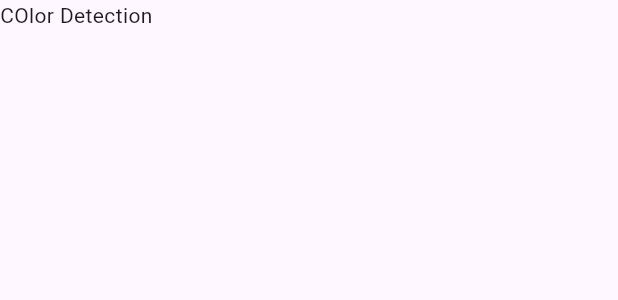
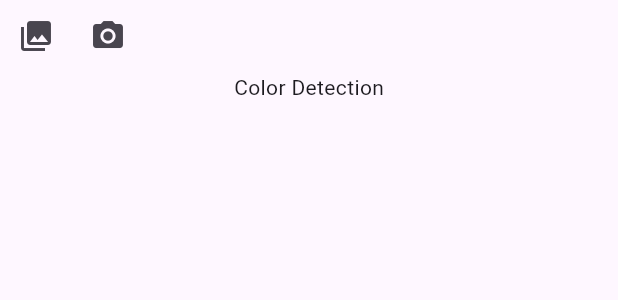
Before and after one commit to Kruthardh11/Flutter-begin, a Flutter app: the ColorIdentifier widget shown alone on an empty page, opened directly, on a phone screen of 412 x 824 dp. Shown: the top 300 px of the screen. Run offline on Flutter 3.47's test engine with Material 2 defaults, Android fonts, the phone set to English and light mode, and no system bars; our stand-ins replace cloud_firestore, connectivity_plus, firebase_core, firebase_storage, geolocator, google_maps_flutter and 5 more; missing offline and left inert: flutter_barcode_scanner, google_ml_kit, tflite; accounts and stored records are empty; project files that could hold a hidden picture were left out.

Commit message:
Color identifier

```diff
--- a/lib/Google lens clone/color_identifier.dart
+++ b/lib/Google lens clone/color_identifier.dart
@@ -1,37 +1,123 @@
 import 'dart:io';
-
+import 'package:tflite/tflite.dart';
 import 'package:flutter/material.dart';
 import 'package:image_picker/image_picker.dart';
 
 class ColorIdentifier extends StatefulWidget {
-  const ColorIdentifier({super.key});
+  const ColorIdentifier({Key? key}) : super(key: key);
 
   @override
-  State<ColorIdentifier> createState() => _ColorIdentifierState();
+  _ColorIdentifierState createState() => _ColorIdentifierState();
 }
 
 class _ColorIdentifierState extends State<ColorIdentifier> {
-  bool _hasRunmodel = false;
   File? _image;
   List? _result;
-  final _picker = ImagePicker();
+  bool _hasRunModel = false;
+
+  Future<void> _getImage(ImageSource source) async {
+    try {
+      final pickedImage = await ImagePicker().pickImage(source: source);
+      if (pickedImage != null) {
+        setState(() {
+          _image = File(pickedImage.path);
+          _hasRunModel = false; // Reset the result when a new image is selected
+        });
+      }
+    } catch (e) {
+      print(e);
+      setState(() {});
+    }
+  }
+
+  void loadModel() async {
+    await Tflite.loadModel(
+        model: 'assets/model_unquant.tflite', labels: 'assets/labels.txt');
+  }
+
+  @override
+  void initState() {
+    loadModel();
+    super.initState();
+  }
+
+  @override
+  void dispose() {
+    Tflite.close();
+    super.dispose();
+  }
+
+  void detectColor(File image) async {
+    var result = await Tflite.runModelOnImage(
+      path: image.path,
+      numResults: 8,
+      threshold: 0.6,
+      imageMean: 127.5,
+      imageStd: 127.5,
+    );
+
+    setState(() {
+      _result = result;
+      _hasRunModel = true;
+    });
+  }
+
   @override
   Widget build(BuildContext context) {
     return Column(
       children: [
-        _hasRunmodel
-            ? Column(
+        if (_hasRunModel)
+          Column(
+            children: [
+              SizedBox(
+                height: 300,
+                width: MediaQuery.of(context).size.width,
+                child: Image.file(_image!),
+              ),
+              Container(
+                child: Text('Detected color: ${_result![0]['label']}'),
+              ),
+              Row(
                 children: [
-                  SizedBox(
-                      height: 300,
-                      width: MediaQuery.of(context).size.width,
-                      child: Image.file(_image!)),
-                  Container(
-                    child: Text('${_result![0]['label']}'),
-                  )
+                  IconButton(
+                    icon: const Icon(Icons.photo_library),
+                    onPressed: () => _getImage(ImageSource.gallery),
+                    tooltip: 'Pick Image from Gallery',
+                  ),
+                  IconButton(
+                    icon: const Icon(Icons.camera_alt),
+                    onPressed: () => _getImage(ImageSource.camera),
+                    tooltip: 'Capture Image from Camera',
+                  ),
                 ],
-              )
-            : const Text('COlor Detection'),
+              ),
+            ],
+          )
+        else
+          Container(
+              child: Column(
+            children: [
+              Row(
+                children: [
+                  Row(
+                    children: [
+                      IconButton(
+                        icon: const Icon(Icons.photo_library),
+                        onPressed: () => _getImage(ImageSource.gallery),
+                        tooltip: 'Pick Image from Gallery',
+                      ),
+                      IconButton(
+                        icon: const Icon(Icons.camera_alt),
+                        onPressed: () => _getImage(ImageSource.camera),
+                        tooltip: 'Capture Image from Camera',
+                      ),
+                    ],
+                  ),
+                ],
+              ),
+              const Text('Color Detection'),
+            ],
+          )),
       ],
     );
   }
--- a/lib/Google lens clone/text_recogniser.dart
+++ b/lib/Google lens clone/text_recogniser.dart
@@ -141,7 +141,6 @@ class _TextRecogniserState extends State<TextRecogniser> {
             onPressed: () {
               launchUrl(searchResultsUrl, mode: LaunchMode.inAppWebView);
             },
-            tooltip: 'Capture Image from Camera',
           ),
         ],
       ),
--- a/pubspec.yaml
+++ b/pubspec.yaml
@@ -89,7 +89,8 @@ flutter:
   uses-material-design: true
 
   # To add assets to your application, add an assets section, like this:
-  # assets:
+  assets:
+    - assets/
   #   - images/a_dot_burr.jpeg
   #   - images/a_dot_ham.jpeg
 
```
Also changed, not shown: assets/labels.txt (added, +8 -0 lines), lib/Google lens clone/main_lens.dart (+6 -2 lines), 3 other files.
